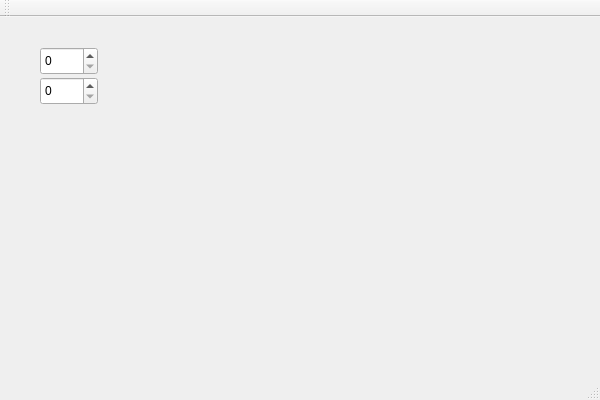
Above: mainwindow.ui from fthomas/fractions before the change. Below: the same form after it.
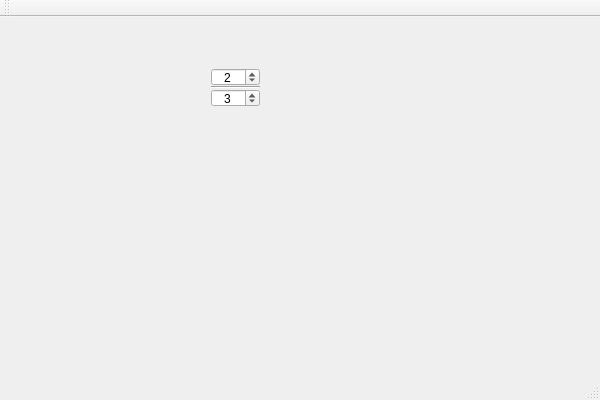
That is the form after the change.

Commit message: Fraction widget is working.

```diff
--- a/mainwindow.ui
+++ b/mainwindow.ui
@@ -13,26 +13,66 @@
   <property name="windowTitle">
    <string>MainWindow</string>
   </property>
+  <property name="tabShape">
+   <enum>QTabWidget::Rounded</enum>
+  </property>
   <widget class="QWidget" name="centralWidget">
-   <widget class="QSpinBox" name="spinBox">
+   <widget class="QWidget" name="">
     <property name="geometry">
      <rect>
-      <x>40</x>
-      <y>30</y>
-      <width>58</width>
-      <height>28</height>
+      <x>200</x>
+      <y>40</y>
+      <width>71</width>
+      <height>61</height>
      </rect>
     </property>
-   </widget>
-   <widget class="QSpinBox" name="spinBox_2">
-    <property name="geometry">
-     <rect>
-      <x>40</x>
-      <y>60</y>
-      <width>58</width>
-      <height>28</height>
-     </rect>
-    </property>
+    <layout class="QVBoxLayout" name="verticalLayout">
+     <property name="spacing">
+      <number>0</number>
+     </property>
+     <item>
+      <widget class="QSpinBox" name="spinNumerator">
+       <property name="alignment">
+        <set>Qt::AlignCenter</set>
+       </property>
+       <property name="buttonSymbols">
+        <enum>QAbstractSpinBox::UpDownArrows</enum>
+       </property>
+       <property name="value">
+        <number>2</number>
+       </property>
+      </widget>
+     </item>
+     <item>
+      <widget class="Line" name="line">
+       <property name="enabled">
+        <bool>true</bool>
+       </property>
+       <property name="orientation">
+        <enum>Qt::Horizontal</enum>
+       </property>
+      </widget>
+     </item>
+     <item>
+      <widget class="QSpinBox" name="spinDenominator">
+       <property name="frame">
+        <bool>true</bool>
+       </property>
+       <property name="alignment">
+        <set>Qt::AlignCenter</set>
+       </property>
+       <property name="buttonSymbols">
+        <enum>QAbstractSpinBox::UpDownArrows</enum>
+       </property>
+       <property name="minimum">
+        <number>1</number>
+       </property>
+       <property name="value">
+        <number>3</number>
+       </property>
+      </widget>
+     </item>
+    </layout>
    </widget>
   </widget>
   <widget class="QMenuBar" name="menuBar">
```
The commit also changes 3 other files.
